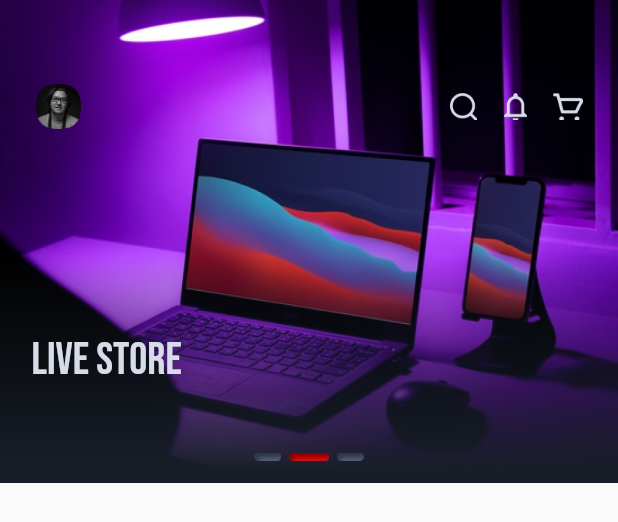
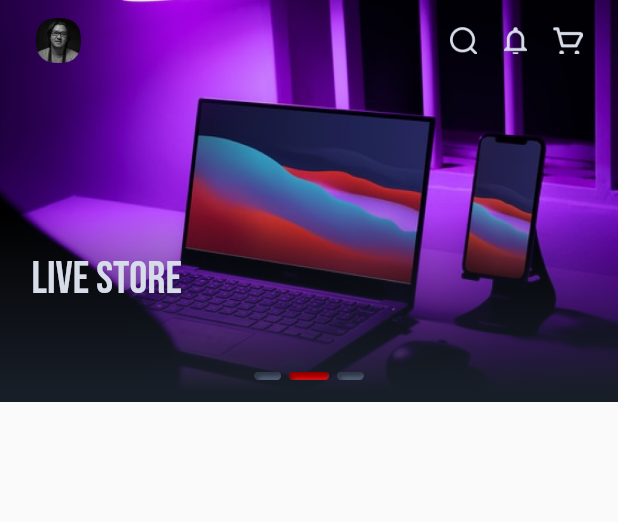
Before and after one commit to phemmyadot/wallet_app, a Flutter app: the Header widget shown alone on an empty page, opened directly, on a phone screen of 412 x 824 dp. Shown: the top 522 px of the screen. Run offline on Flutter 3.47's test engine with Material 2 defaults, Android fonts, the phone set to English and light mode, and no system bars; our stand-ins replace flutter_neumorphic, path_drawing; project files that could hold a hidden picture were left out.

Commit message:
header fix

```diff
--- a/lib/main.dart
+++ b/lib/main.dart
@@ -6,8 +6,11 @@ import 'package:livecom/app.dart';
 
 void main() async {
   WidgetsFlutterBinding.ensureInitialized();
-  SystemChrome.setEnabledSystemUIOverlays([]);
-
+  SystemChrome.setEnabledSystemUIOverlays(
+      [SystemUiOverlay.top, SystemUiOverlay.bottom]);
+  SystemChrome.setPreferredOrientations([
+    DeviceOrientation.portraitUp,
+  ]);
   await runZonedGuarded(() async {
     runApp(MyApp());
   }, (Object error, StackTrace stackTrace) async {
--- a/lib/screens/entry_screen.dart
+++ b/lib/screens/entry_screen.dart
@@ -27,6 +27,7 @@ class _EntryScreenState extends State<EntryScreen>
 
   @override
   Widget build(BuildContext context) {
+    final double statusBarHeight = MediaQuery.of(context).padding.bottom;
     return Scaffold(
       backgroundColor: Colors.transparent,
       key: _scaffoldKey,
--- a/lib/screens/home/home.dart
+++ b/lib/screens/home/home.dart
@@ -20,9 +20,10 @@ class _HomeState extends State<Home> {
   void showInfo(value) => setState(() => _showInfo = value);
   @override
   Widget build(BuildContext context) {
+    final double statusBarHeight = MediaQuery.of(context).padding.top;
     return Column(
       children: [
-        SizedBox(height: 20),
+        SizedBox(height: 20 + statusBarHeight),
         Row(
           mainAxisAlignment: MainAxisAlignment.spaceBetween,
           crossAxisAlignment: CrossAxisAlignment.center,
--- a/lib/widgets/marketing.dart
+++ b/lib/widgets/marketing.dart
@@ -40,50 +40,23 @@ class _HeaderState extends State<Header> {
 
   @override
   Widget build(BuildContext context) {
+    final double statusBarHeight = MediaQuery.of(context).padding.top;
+
     return Container(
       width: double.infinity,
-      height: 322.0,
+      height: 312.0 - 44 + statusBarHeight,
       child: Stack(
         children: [
           PageView(
             controller: _pageController,
             children: [
-              for (int i = 0; i < 3; i++) _getBanner('''LIVE STORE'''),
+              for (int i = 0; i < 3; i++)
+                _getBanner('''LIVE STORE''', statusBarHeight),
             ],
           ),
           Positioned(
-            left: 0,
-            right: 0,
-            bottom: 15,
-            child: Row(
-              mainAxisAlignment: MainAxisAlignment.center,
-              children: [
-                InkWell(
-                  onTap: () => null,
-                  child: Container(
-                      width: 18,
-                      height: 5,
-                      child: Image.asset('assets/images/banner_inactive.png')),
-                ),
-                SizedBox(width: 5),
-                Container(
-                    width: 27,
-                    height: 5,
-                    child: Image.asset('assets/images/banner_active.png')),
-                SizedBox(width: 5),
-                InkWell(
-                  onTap: () => null,
-                  child: Container(
-                      width: 18,
-                      height: 5,
-                      child: Image.asset('assets/images/banner_inactive.png')),
-                ),
-              ],
-            ),
-          ),
-          Positioned(
             left: 24.0,
-            top: 56.0,
+            top: 12.0 + statusBarHeight,
             right: 23.64,
             child: LCAppbar(),
           )
@@ -92,12 +65,12 @@ class _HeaderState extends State<Header> {
     );
   }
 
-  Widget _getBanner(String text) {
+  Widget _getBanner(String text, double statusBarHeight) {
     return Stack(
       children: [
         Container(
           width: double.infinity,
-          height: 323.0,
+          height: 313.0 - 44 + statusBarHeight,
           child: ClipRRect(
             borderRadius: BorderRadius.zero,
             child: Image.asset(
@@ -110,7 +83,7 @@ class _HeaderState extends State<Header> {
         ),
         Container(
           width: double.infinity,
-          height: 365.0,
+          height: 313.0 - 44 + statusBarHeight,
           decoration: BoxDecoration(
             gradient: LinearGradient(
               begin: Alignment.topCenter,
@@ -140,6 +113,36 @@ class _HeaderState extends State<Header> {
             ),
           ),
         ),
+        Positioned(
+          left: 0,
+          right: 0,
+          bottom: 15,
+          child: Row(
+            mainAxisAlignment: MainAxisAlignment.center,
+            children: [
+              InkWell(
+                onTap: () => null,
+                child: Container(
+                    width: 18,
+                    height: 5,
+                    child: Image.asset('assets/images/banner_inactive.png')),
+              ),
+              SizedBox(width: 5),
+              Container(
+                  width: 27,
+                  height: 5,
+                  child: Image.asset('assets/images/banner_active.png')),
+              SizedBox(width: 5),
+              InkWell(
+                onTap: () => null,
+                child: Container(
+                    width: 18,
+                    height: 5,
+                    child: Image.asset('assets/images/banner_inactive.png')),
+              ),
+            ],
+          ),
+        ),
       ],
     );
   }
```
